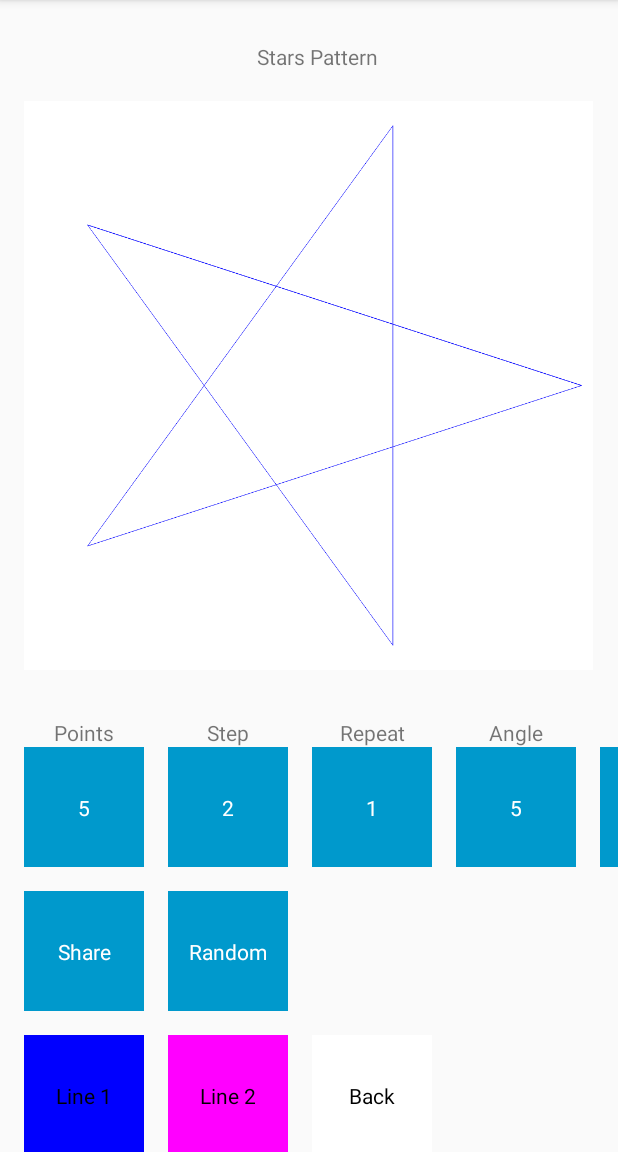
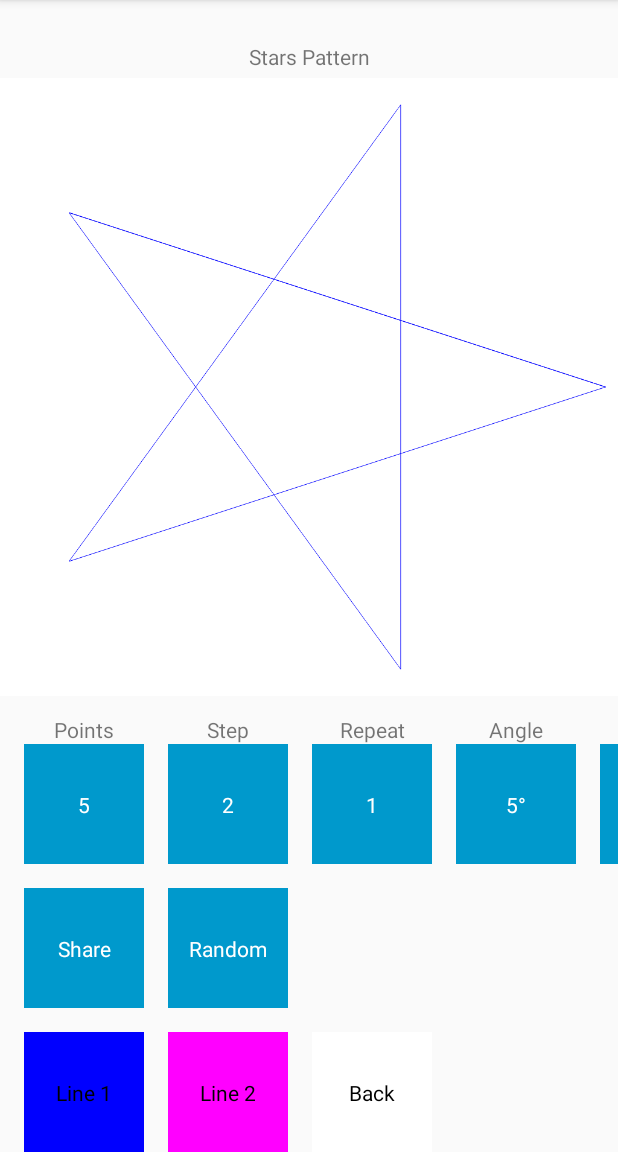
Before and after one commit to EddAardvark/android_app_1, an Android app: the StarsPatternActivity screen opened directly, with no data from a screen before it, on a phone screen of 412 x 824 dp, the part 84-1236 px from its top. Run offline under Robolectric (Android 15) with nearby library versions, the phone set to English and light mode, and no system bars.

Commit message:
Stars page scales properly on rotate

```diff
--- a/app/src/main/java/com/activities/StarsPatternActivity.java
+++ b/app/src/main/java/com/activities/StarsPatternActivity.java
@@ -49,6 +49,10 @@ public class StarsPatternActivity extends AppCompatActivity implements GetIntege
     TextView m_layout_foreground1_text;
     TextView m_layout_foreground2_text;
 
+    View m_top;
+
+    int m_temp = 0;
+
     @Override
     protected void onCreate(Bundle savedInstanceState) {
         super.onCreate(savedInstanceState);
@@ -69,6 +73,8 @@ public class StarsPatternActivity extends AppCompatActivity implements GetIntege
         m_layout_background_text = (TextView)findViewById(R.id.text_backcolour);
         m_layout_foreground1_text = (TextView)findViewById(R.id.text_forecolour1);
         m_layout_foreground2_text = (TextView)findViewById(R.id.text_forecolour2);
+
+        m_top = findViewById (R.id.stars_activity_top);
 
         m_layout_background.setOnClickListener(m_listener);
         m_layout_foreground1.setOnClickListener(m_listener);
@@ -127,8 +133,8 @@ public class StarsPatternActivity extends AppCompatActivity implements GetIntege
         ((TextView)findViewById(R.id.text_n1)).setText(Integer.toString(m_params.m_n1));
         ((TextView)findViewById(R.id.text_n2)).setText(Integer.toString(m_params.m_n2));
         ((TextView)findViewById(R.id.text_n3)).setText(Integer.toString(m_params.m_n3));
-        ((TextView)findViewById(R.id.text_da)).setText(Integer.toString(m_params.m_rotate_degrees));
-        ((TextView)findViewById(R.id.text_sh)).setText(Integer.toString(m_params.m_shrink_pc));
+        ((TextView)findViewById(R.id.text_da)).setText(Integer.toString(m_params.m_rotate_degrees) + '°');
+        ((TextView)findViewById(R.id.text_sh)).setText(Integer.toString(m_params.m_shrink_pc) + '%');
     }
 
     /**
@@ -173,7 +179,7 @@ public class StarsPatternActivity extends AppCompatActivity implements GetIntege
      * Allows you to change the background colour.
      */
     void onClickBackColour () {
-        GetColour dialog = GetColour.construct(this, CB_BACKCOLOUR, m_params.m_background, getString(R.string.star_background_title), getString(R.string.star_shrink_description));
+        GetColour dialog = GetColour.construct(this, CB_BACKCOLOUR, m_params.m_background, getString(R.string.star_background_title), getString(R.string.star_background_description));
         dialog.show (getSupportFragmentManager(), "Hello");
     }
     /**
@@ -258,6 +264,7 @@ public class StarsPatternActivity extends AppCompatActivity implements GetIntege
             }
         }
 
+
     }
 
 }
--- a/app/src/main/java/com/patterns/StarParameters.java
+++ b/app/src/main/java/com/patterns/StarParameters.java
@@ -19,7 +19,7 @@ public class StarParameters {
     public int m_n2 = 2;                        ///< Increment when joining points
     public int m_n3 = 1;                        ///< The number of copies to draw, with rotation
     public int m_rotate_degrees = 5;            ///< Rotation when drawing multiple images
-    public int m_shrink_pc = 95;                ///< Shrinkage when drawing multiple images (percent)
+    public int m_shrink_pc = 5;                 ///< Shrinkage when drawing multiple images (percent)
     public int m_background = Color.WHITE;      ///< Background colour
     public int m_first_line = Color.BLUE;       ///< Foreground ground colour
     public int m_last_line = Color.MAGENTA;     ///< Second foreground ground colour when blending
@@ -66,7 +66,7 @@ public class StarParameters {
         double yc = m_height * 0.5;
         double r = m_height * 0.48;
         double theta = Math.PI * 2 / m_n1;
-        double shrink = m_shrink_pc * 0.01;
+        double shrink = (100 - m_shrink_pc) * 0.01;
 
         for (int j = 0 ; j < m_n3 ; ++j) {
 
--- a/app/src/main/res/layout/stars_pattern_activity.xml
+++ b/app/src/main/res/layout/stars_pattern_activity.xml
@@ -2,6 +2,7 @@
 <androidx.constraintlayout.widget.ConstraintLayout xmlns:android="http://schemas.android.com/apk/res/android"
     xmlns:app="http://schemas.android.com/apk/res-auto"
     xmlns:tools="http://schemas.android.com/tools"
+    android:id="@+id/stars_activity_top"
     android:layout_width="match_parent"
     android:layout_height="match_parent"
     tools:context="com.activities.StarsPatternActivity">
@@ -13,17 +14,15 @@
         android:layout_marginTop="28dp"
         android:text="@string/stars_page_label"
         app:layout_constraintEnd_toEndOf="parent"
-        app:layout_constraintHorizontal_bias="0.518"
         app:layout_constraintStart_toStartOf="parent"
         app:layout_constraintTop_toTopOf="parent" />
 
     <ImageView
         android:id="@+id/image"
-        android:layout_width="394dp"
-        android:layout_height="379dp"
-        android:layout_marginTop="20dp"
+        android:layout_width="0dp"
+        android:layout_height="0dp"
+        app:layout_constraintBottom_toTopOf="@+id/layout_buttons"
         app:layout_constraintEnd_toEndOf="parent"
-        app:layout_constraintHorizontal_bias="0.47"
         app:layout_constraintStart_toStartOf="parent"
         app:layout_constraintTop_toBottomOf="@+id/text2"
         tools:srcCompat="@tools:sample/avatars" />
@@ -35,7 +34,7 @@
         android:layout_marginTop="24dp"
         app:layout_constraintEnd_toEndOf="parent"
         app:layout_constraintStart_toStartOf="parent"
-        app:layout_constraintTop_toBottomOf="@+id/image">
+        app:layout_constraintBottom_toBottomOf="parent">
 
 
         <TextView
--- a/app/src/main/res/values/strings.xml
+++ b/app/src/main/res/values/strings.xml
@@ -33,7 +33,8 @@
         This parameter determines the number that each copy of the original pattern will be rotated.
     </string>
     <string name="star_shrink_description">
-        This parameter determines how much to shrink each copy of the original pattern. It is a percentage, 100 is full size, 25 is a quarter.
+        This parameter determines by how much to shrink each copy of the original pattern. It is a percentage, 0 is full size, 5
+        will reduce each uccessive image by 5%.
     </string>
     <string name="star_n1_title">Number of points</string>
     <string name="star_n2_title">Hop between points</string>
@@ -45,4 +46,5 @@
     <string name="star_last_colour_title">Last colour</string>
     <string name="star_first_colour_description">This is the colour of the line use to draw the first pattern and the start of the sequence when drawing multiple patterns</string>
     <string name="star_last_colour_description">This is the last colour in the sequence when drawing multiple patterns, intermediate patterns are drawn using a blend of the 2.</string>
+    <string name="star_background_description">This is the colour used to fill in the background upon which the pattern is drawn</string>
 </resources>
```
